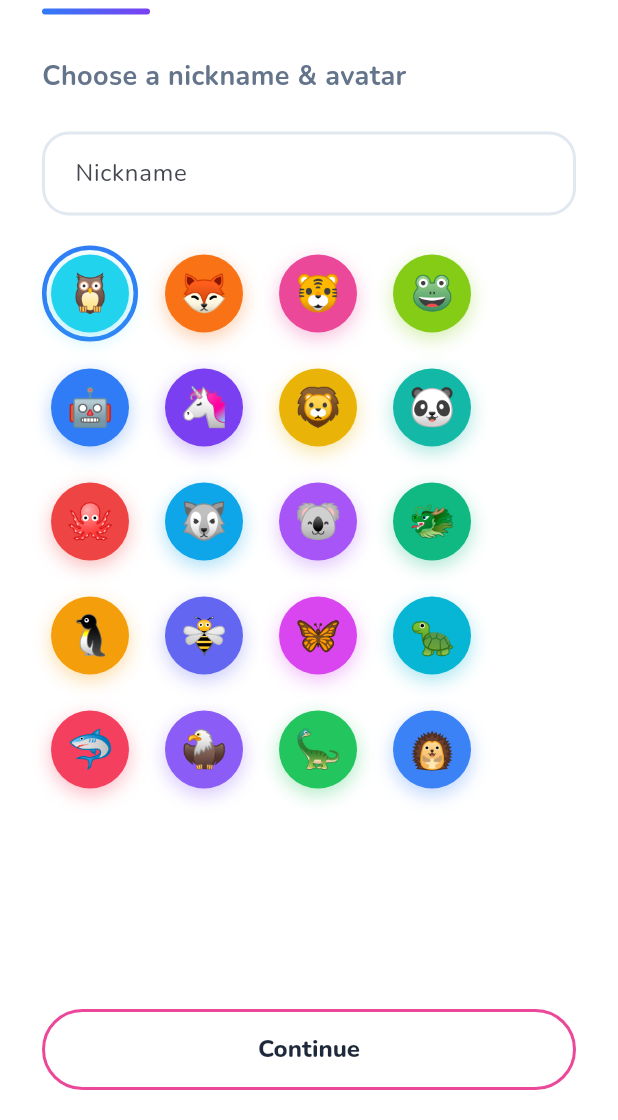
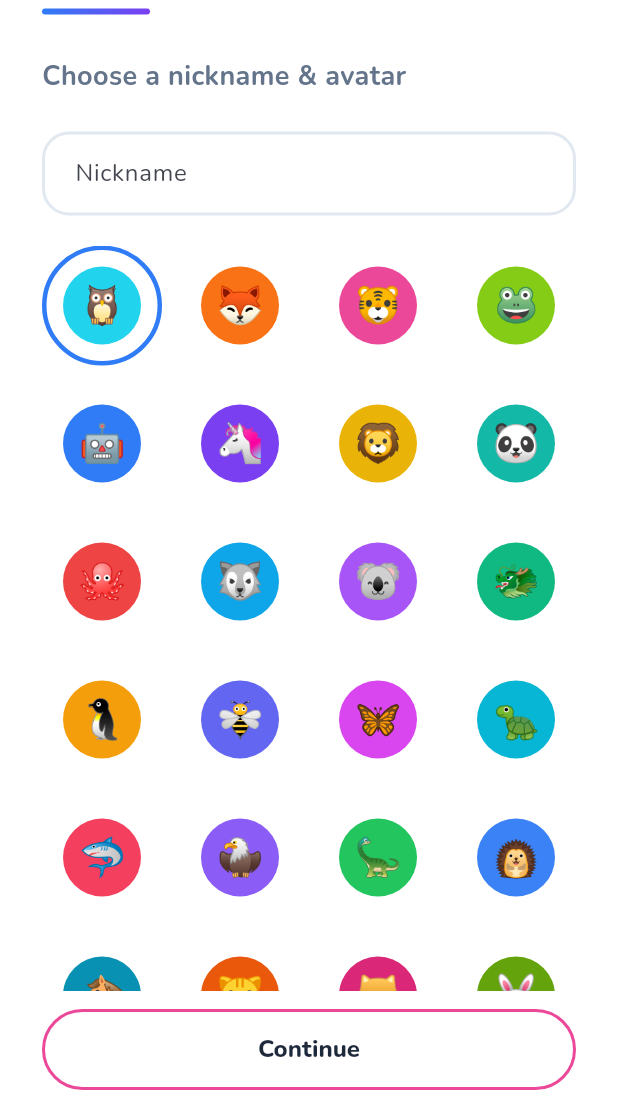
Before and after one commit to vedad-keskin/Quivro, a Flutter app: the screen it shows after launch, on a phone screen of 412 x 824 dp, the part 116-1236 px from its top. Run offline on Flutter 3.47's test engine with Material 3 defaults, Android fonts, the light colour scheme and no system bars; our stand-ins replace audioplayers, firebase_core, firebase_database, go_router, google_fonts, shared_preferences; accounts and stored records are empty.

Commit message:
Expand avatar set and picker layout
Increase the shared avatar pool to 44 entries across mobile and web, adding matching colors and animal emojis. Update the mobile setup screen to use a 4-column grid picker so the larger set fits cleanly without crowding the primary action.

```diff
--- a/quivro_mobile/lib/screens/setup_page.dart
+++ b/quivro_mobile/lib/screens/setup_page.dart
@@ -94,11 +94,13 @@ class _SetupPageState extends State<SetupPage> {
                 ),
               ),
               const SizedBox(height: 20),
-              AvatarPicker(
-                selected: _avatar,
-                onSelected: (i) => setState(() => _avatar = i),
+              Expanded(
+                child: AvatarPicker(
+                  selected: _avatar,
+                  onSelected: (i) => setState(() => _avatar = i),
+                ),
               ),
-              const Spacer(),
+              const SizedBox(height: 12),
               SizedBox(
                 width: double.infinity,
                 child: OutlinedButton(
--- a/quivro_mobile/lib/widgets/avatar_widgets.dart
+++ b/quivro_mobile/lib/widgets/avatar_widgets.dart
@@ -20,13 +20,6 @@ class AvatarBadge extends StatelessWidget {
       decoration: BoxDecoration(
         color: avatarColor(index),
         shape: BoxShape.circle,
-        boxShadow: [
-          BoxShadow(
-            color: avatarColor(index).withValues(alpha: 0.35),
-            blurRadius: 10,
-            offset: const Offset(0, 4),
-          ),
-        ],
       ),
       child: Text(
         avatarEmoji(index),
@@ -48,11 +41,16 @@ class AvatarPicker extends StatelessWidget {
 
   @override
   Widget build(BuildContext context) {
-    return Wrap(
-      spacing: 12,
-      runSpacing: 12,
-      alignment: WrapAlignment.center,
-      children: List.generate(avatarCount, (i) {
+    return GridView.builder(
+      padding: const EdgeInsets.only(bottom: 8),
+      gridDelegate: const SliverGridDelegateWithFixedCrossAxisCount(
+        crossAxisCount: 4,
+        mainAxisSpacing: 12,
+        crossAxisSpacing: 12,
+        childAspectRatio: 1,
+      ),
+      itemCount: avatarCount,
+      itemBuilder: (context, i) {
         final isSelected = i == selected;
         return GestureDetector(
           onTap: () => onSelected(i),
@@ -66,10 +64,10 @@ class AvatarPicker extends StatelessWidget {
                 width: 3,
               ),
             ),
-            child: AvatarBadge(index: i, size: 52),
+            child: Center(child: AvatarBadge(index: i, size: 52)),
           ),
         );
-      }),
+      },
     );
   }
 }
```
Also changed, not shown: quivro_mobile/lib/core/avatars.dart (+51 -3 lines), 1 other file.
